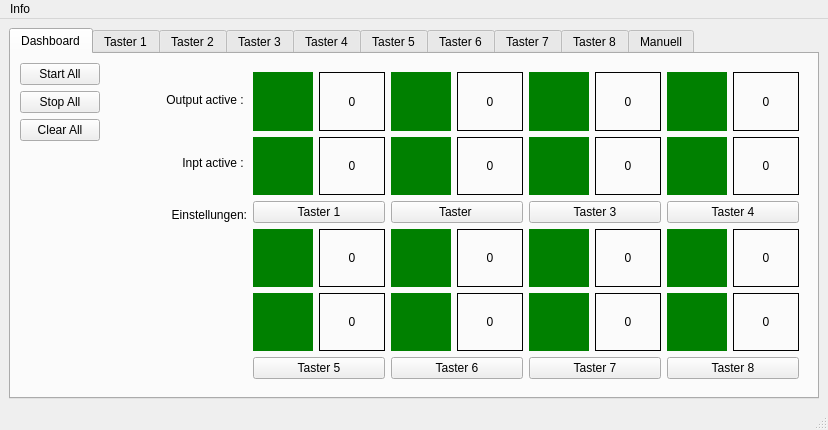
Old version of the form Forms/TikTak.ui in the repository joey9D/TicTac-Dashboard.
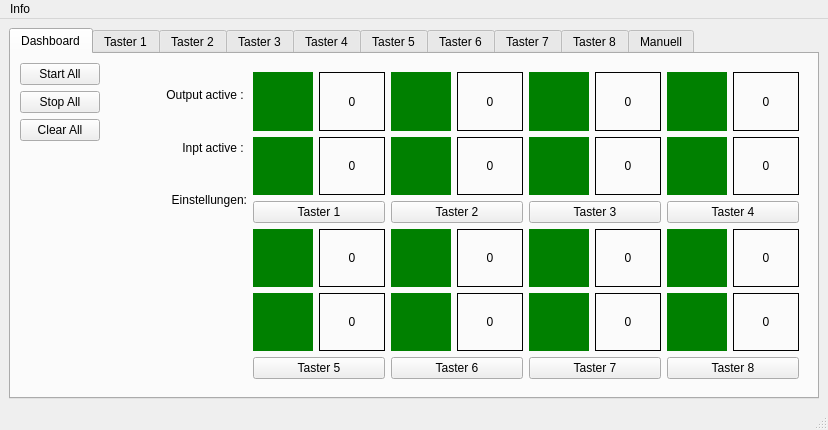
New version of the form. Custom widgets are drawn as their Qt base class.

Diff of the .ui file:
```diff
--- a/Forms/TikTak.ui
+++ b/Forms/TikTak.ui
@@ -192,22 +192,6 @@
              </item>
              <item row="0" column="0">
               <layout class="QVBoxLayout" name="vL_Led1_5">
-               <item>
-                <spacer name="verticalSpacer_4">
-                 <property name="orientation">
-                  <enum>Qt::Orientation::Vertical</enum>
-                 </property>
-                 <property name="sizeType">
-                  <enum>QSizePolicy::Policy::Preferred</enum>
-                 </property>
-                 <property name="sizeHint" stdset="0">
-                  <size>
-                   <width>20</width>
-                   <height>20</height>
-                  </size>
-                 </property>
-                </spacer>
-               </item>
                <item>
                 <widget class="QLabel" name="lbl_Output_Active">
                  <property name="text">
@@ -218,22 +202,6 @@
                  </property>
                 </widget>
                </item>
-               <item>
-                <spacer name="verticalSpacer_3">
-                 <property name="orientation">
-                  <enum>Qt::Orientation::Vertical</enum>
-                 </property>
-                 <property name="sizeType">
-                  <enum>QSizePolicy::Policy::Preferred</enum>
-                 </property>
-                 <property name="sizeHint" stdset="0">
-                  <size>
-                   <width>20</width>
-                   <height>40</height>
-                  </size>
-                 </property>
-                </spacer>
-               </item>
                <item>
                 <widget class="QLabel" name="lbl_Input_active">
                  <property name="text">
@@ -244,22 +212,6 @@
                  </property>
                 </widget>
                </item>
-               <item>
-                <spacer name="verticalSpacer_2">
-                 <property name="orientation">
-                  <enum>Qt::Orientation::Vertical</enum>
-                 </property>
-                 <property name="sizeType">
-                  <enum>QSizePolicy::Policy::Preferred</enum>
-                 </property>
-                 <property name="sizeHint" stdset="0">
-                  <size>
-                   <width>20</width>
-                   <height>30</height>
-                  </size>
-                 </property>
-                </spacer>
-               </item>
                <item>
                 <widget class="QLabel" name="lbl_Settings">
                  <property name="text">
@@ -361,7 +313,7 @@
                <item>
                 <widget class="QPushButton" name="pB_ButtonSettings2">
                  <property name="text">
-                  <string>Taster </string>
+                  <string>Taster 2</string>
                  </property>
                 </widget>
                </item>
```
Left out of the diff: 20 changed lines with no effect on the pictures.
